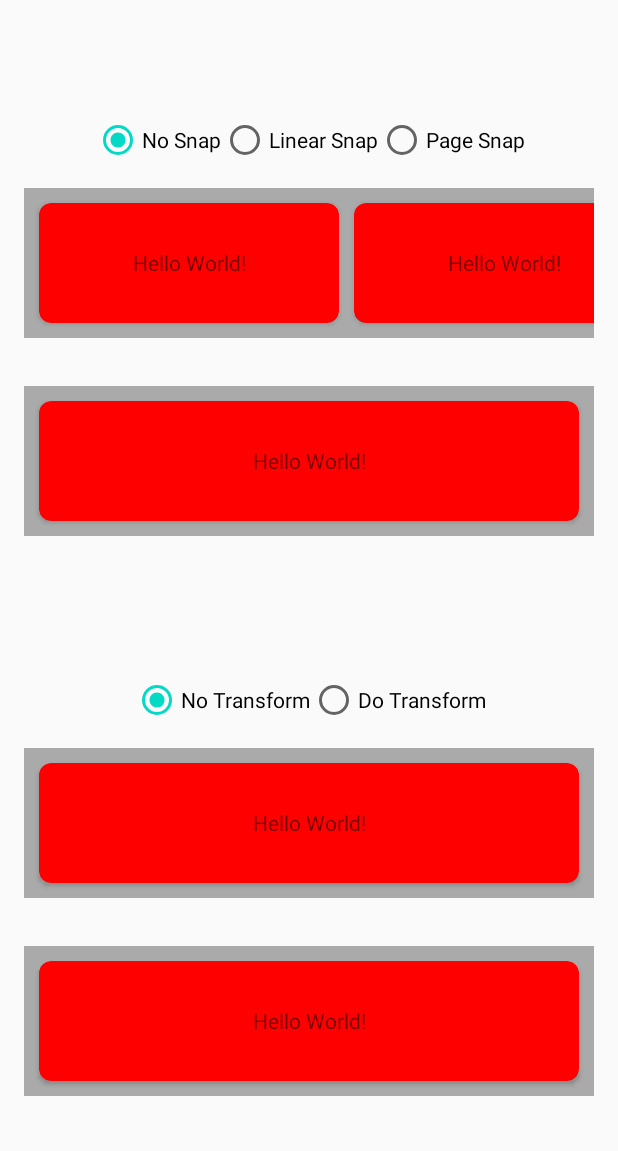
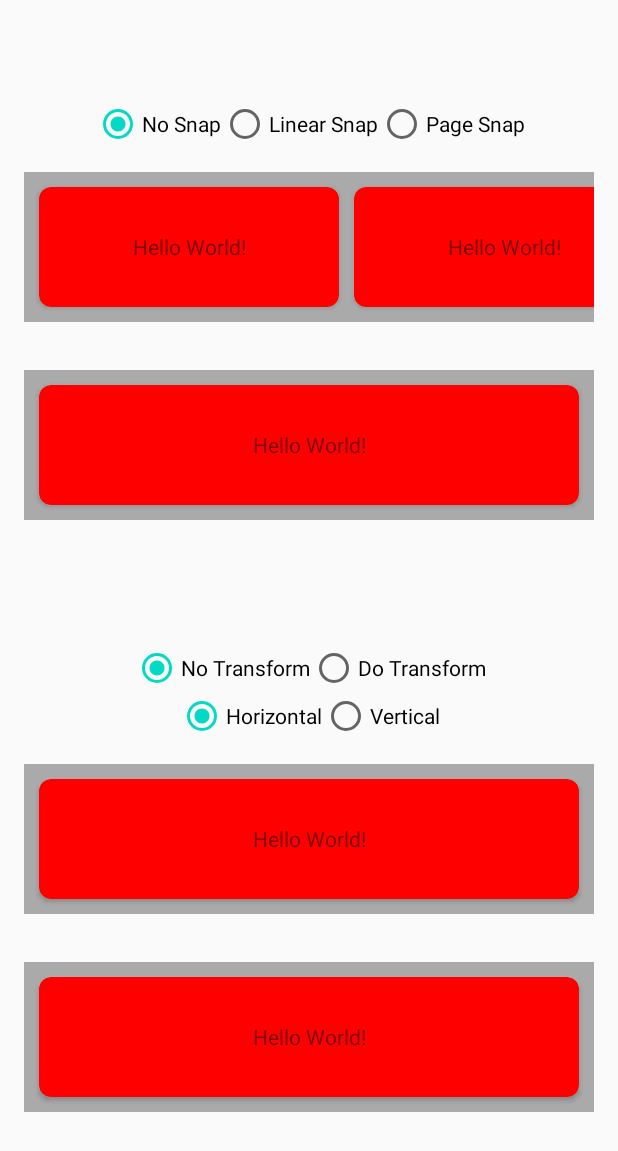
Before and after one commit to elye/demo_android_viewpager2_recyclerview, an Android app: the screen it shows after launch (MainActivity), on a phone screen of 412 x 824 dp. Shown: the top 1151 px of the screen. Run offline under Robolectric (Android 15) with nearby library versions, the phone set to English and light mode, and no system bars.

Commit message:
Add orientation control for viewpager2

```diff
--- a/app/src/main/res/layout/activity_main.xml
+++ b/app/src/main/res/layout/activity_main.xml
@@ -81,6 +81,7 @@
             android:layout_width="wrap_content"
             android:layout_height="wrap_content"
             android:orientation="horizontal"
+            app:layout_constraintBottom_toTopOf="@id/orientation_transition"
             app:layout_constraintLeft_toLeftOf="parent"
             app:layout_constraintRight_toRightOf="parent"
             app:layout_constraintTop_toTopOf="parent">
@@ -97,6 +98,29 @@
                 android:text="Do Transform"/>
         </RadioGroup>
 
+        <RadioGroup
+            android:id="@+id/orientation_transition"
+            android:layout_gravity="center"
+            android:layout_width="wrap_content"
+            android:layout_height="wrap_content"
+            android:orientation="horizontal"
+            app:layout_constraintBottom_toTopOf="@id/view_pager"
+            app:layout_constraintLeft_toLeftOf="parent"
+            app:layout_constraintRight_toRightOf="parent"
+            app:layout_constraintTop_toBottomOf="@id/transform_method">
+            <RadioButton
+                android:id="@+id/radio_horizontal_orientation"
+                android:layout_width="wrap_content"
+                android:layout_height="wrap_content"
+                android:checked="true"
+                android:text="Horizontal"/>
+            <RadioButton
+                android:id="@+id/radio_vertical_orientation"
+                android:layout_width="wrap_content"
+                android:layout_height="wrap_content"
+                android:text="Vertical"/>
+        </RadioGroup>
+
         <androidx.viewpager2.widget.ViewPager2
             android:id="@+id/view_pager"
             android:layout_width="match_parent"
@@ -106,7 +130,7 @@
             app:layout_constraintBottom_toTopOf="@id/view_pager_fragment"
             app:layout_constraintLeft_toLeftOf="parent"
             app:layout_constraintRight_toRightOf="parent"
-            app:layout_constraintTop_toBottomOf="@id/transform_method" />
+            app:layout_constraintTop_toBottomOf="@id/orientation_transition" />
 
         <androidx.viewpager2.widget.ViewPager2
             android:id="@+id/view_pager_fragment"
```
Also changed, not shown: app/src/main/java/com/elyeproj/myapplication/MainActivity.kt (+23 -5 lines).
